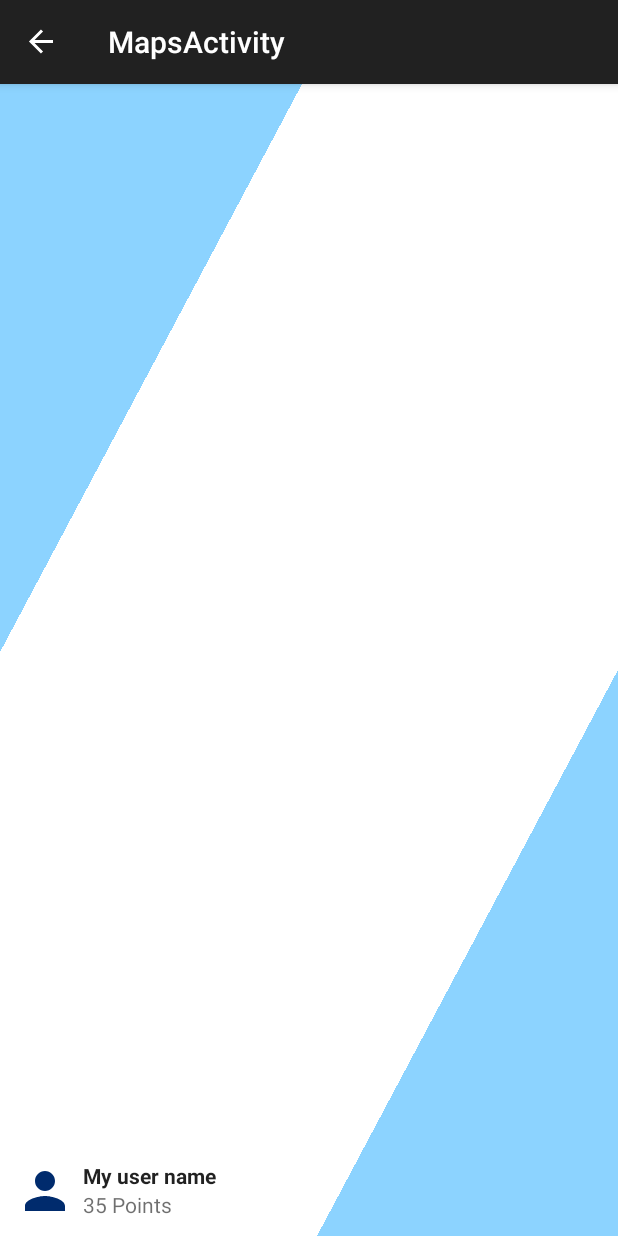
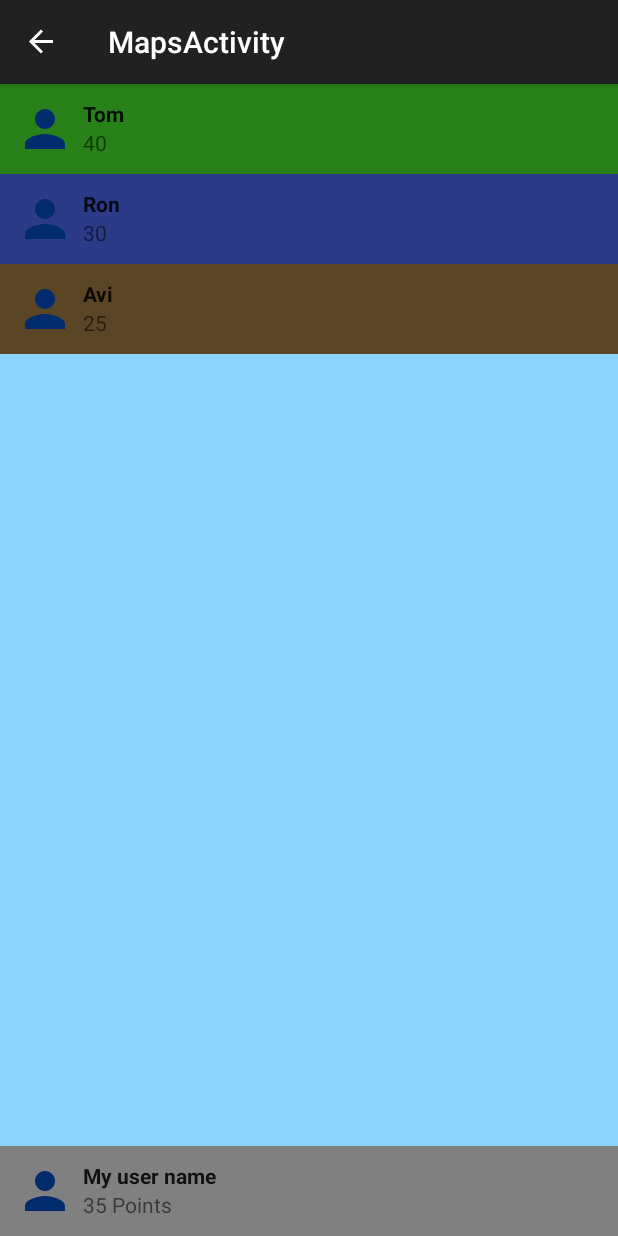
Before and after one commit to ShalevAsor/ChallengesGame, an Android app: the MapsActivity screen opened directly, with no data from a screen before it, after a tap on "Top Scores", on a phone screen of 412 x 824 dp. Run offline under Robolectric (Android 15) with nearby library versions, the phone set to English and light mode, and no system bars; our stand-ins replace Firebase (no records; nobody signed in at launch, a user with empty details on screens opened directly); libraries missing offline, so code that uses them is left out: com.google.maps.android; Roboto replaces fonts that are not available here; 2 other taps on this screen came first.

Commit message:
top scores view fixed

```diff
--- a/app/src/main/java/com/example/myapp/TopScores.kt
+++ b/app/src/main/java/com/example/myapp/TopScores.kt
@@ -5,18 +5,16 @@ import android.os.Bundle
 import android.view.LayoutInflater
 import android.view.View
 import android.view.ViewGroup
-import android.widget.RelativeLayout
 import android.widget.TextView
+import androidx.appcompat.app.AppCompatActivity
 import androidx.fragment.app.Fragment
 import androidx.recyclerview.widget.LinearLayoutManager
 import androidx.recyclerview.widget.RecyclerView
-import com.google.firebase.auth.FirebaseAuth
 import com.google.firebase.database.DataSnapshot
 import com.google.firebase.database.DatabaseError
 import com.google.firebase.database.FirebaseDatabase
 import com.google.firebase.database.ValueEventListener
-import java.util.*
-import kotlin.collections.ArrayList
+
 
 /**
  * This class represents score in the Top Scores list
@@ -53,7 +51,23 @@ class TopScores : Fragment() {
         recyclerView.adapter = topScoresAdapter
 
         /* read the scores from the database */
+        //(activity as AppCompatActivity?)!!.supportActionBar!!.hide()
         readTopScores(topScores, topScoresAdapter)
+        val firstScoreUserName = view.findViewById<TextView>(R.id.my_top_score_user_name_first_score)
+        val secondScoreUserName = view.findViewById<TextView>(R.id.my_top_score_user_name_second_score)
+        val thirdScoreUserName = view.findViewById<TextView>(R.id.my_top_score_user_name_third_score)
+        val firstScore = view.findViewById<TextView>(R.id.my_top_scores_text_first_score)
+        val secondScore = view.findViewById<TextView>(R.id.my_top_scores_text_second_score)
+        val thirdScore = view.findViewById<TextView>(R.id.my_top_scores_text_third_score)
+        //add image profile
+        //set top 3 players
+        firstScore.text = "40"
+        secondScore.text = "30"
+        thirdScore.text ="25"
+        firstScoreUserName.text = "Tom"
+        secondScoreUserName.text = "Ron"
+        thirdScoreUserName.text = "Avi"
+
         return view
     }
 
--- a/app/src/main/java/com/example/myapp/TopScoresAdapter.kt
+++ b/app/src/main/java/com/example/myapp/TopScoresAdapter.kt
@@ -15,6 +15,9 @@ import java.util.*
 /**
  * This class adapting between the topScores fragment and the view
  */
+private val FIRSTSCORE:Int = 0
+private val SECONDSCORE:Int = 1
+private val THIRDSCORE:Int = 2
 class TopScoresAdapter(
     private val mContext: Context,
     mTopScores: MutableList<TopScores>
--- a/app/src/main/res/layout/fragment_top_scores.xml
+++ b/app/src/main/res/layout/fragment_top_scores.xml
@@ -10,36 +10,169 @@
     android:background="#8CD3FF"
     tools:context=".TopScores">
 
-
-    <RelativeLayout
-        android:layout_width="369dp"
-        android:layout_height="1064dp"
-        android:background="@drawable/register_shape_background"
-        android:gravity="center"
-        android:rotation="28"
-        tools:layout_editor_absoluteX="178dp"
-        tools:layout_editor_absoluteY="-29dp"
-        app:layout_constraintBottom_toBottomOf="parent"
-        app:layout_constraintEnd_toEndOf="parent"
-        app:layout_constraintStart_toStartOf="parent"
-        app:layout_constraintTop_toTopOf="parent"/>
+<LinearLayout
+    android:layout_width="match_parent"
+    android:layout_height="180dp"
+    android:id="@+id/top_3_scores_layout"
+    app:layout_constraintBaseline_toBottomOf="parent"
+    app:layout_constraintLeft_toLeftOf="parent"
+    android:orientation="vertical"
+    app:layout_constraintRight_toRightOf="parent">
 
 
+    <LinearLayout
+        android:id="@+id/first_score_layout"
+        android:layout_width="match_parent"
+        android:layout_height="wrap_content"
+        android:background="#278118"
+        android:gravity="top"
+        android:padding="10dp"
+        android:orientation="horizontal"
+        app:layout_constraintBaseline_toBottomOf="parent"
+        app:layout_constraintLeft_toLeftOf="parent"
+        app:layout_constraintRight_toRightOf="parent">
+
+        <ImageView
+            android:id="@+id/my_top_score_user_profile_first_score"
+            android:layout_width="40dp"
+            android:layout_height="40dp"
+            android:src="@drawable/ic_person" />
+
+        <LinearLayout
+            android:layout_width="match_parent"
+            android:layout_height="wrap_content"
+            android:layout_marginStart="5dp"
+            android:orientation="vertical">
+
+
+            <TextView
+                android:id="@+id/my_top_score_user_name_first_score"
+                android:layout_width="wrap_content"
+                android:layout_height="wrap_content"
+                android:textColor="@color/common_google_signin_btn_text_light_pressed"
+                android:textStyle="bold" />
+
+
+            <TextView
+                android:id="@+id/my_top_scores_text_first_score"
+                android:layout_width="wrap_content"
+                android:layout_height="wrap_content"
+                android:maxLines="2"
+                android:textColor="@color/common_google_signin_btn_text_light" />
+
+
+        </LinearLayout>
+
+
+    </LinearLayout>
+
+    <LinearLayout
+        android:id="@+id/second_score_layout"
+        android:layout_width="match_parent"
+        android:layout_height="wrap_content"
+        android:orientation="horizontal"
+        android:background="#2C3B87"
+        android:padding="10dp"
+        app:layout_constraintBaseline_toBottomOf="@id/first_score_layout">
+
+        <ImageView
+            android:id="@+id/my_top_score_user_profile_second_score"
+            android:layout_width="40dp"
+            android:layout_height="40dp"
+            android:src="@drawable/ic_person" />
+
+        <LinearLayout
+            android:layout_width="match_parent"
+            android:layout_height="wrap_content"
+            android:layout_marginStart="5dp"
+            android:orientation="vertical">
+
+
+            <TextView
+                android:id="@+id/my_top_score_user_name_second_score"
+                android:layout_width="wrap_content"
+                android:layout_height="wrap_content"
+                android:textColor="@color/common_google_signin_btn_text_light_pressed"
+                android:textStyle="bold" />
+
+
+            <TextView
+                android:id="@+id/my_top_scores_text_second_score"
+                android:layout_width="wrap_content"
+                android:layout_height="wrap_content"
+                android:maxLines="2"
+                android:textColor="@color/common_google_signin_btn_text_light" />
+
+
+        </LinearLayout>
+
+
+    </LinearLayout>
+
+    <LinearLayout
+        android:id="@+id/third_score_layout"
+        android:layout_width="match_parent"
+        android:layout_height="wrap_content"
+        android:orientation="horizontal"
+        android:background="#5A4524"
+        android:padding="10dp"
+        app:layout_constraintBaseline_toBottomOf="@id/second_score_layout">
+
+        <ImageView
+            android:id="@+id/my_top_score_user_profile_third_score"
+            android:layout_width="40dp"
+            android:layout_height="40dp"
+            android:src="@drawable/ic_person" />
+
+        <LinearLayout
+            android:layout_width="match_parent"
+            android:layout_height="wrap_content"
+            android:layout_marginStart="5dp"
+            android:orientation="vertical">
+
+
+            <TextView
+                android:id="@+id/my_top_score_user_name_third_score"
+                android:layout_width="wrap_content"
+                android:layout_height="wrap_content"
+                android:textColor="@color/common_google_signin_btn_text_light_pressed"
+                android:textStyle="bold" />
+
+
+            <TextView
+                android:id="@+id/my_top_scores_text_third_score"
+                android:layout_width="wrap_content"
+                android:layout_height="wrap_content"
+                android:maxLines="2"
+                android:textColor="@color/common_google_signin_btn_text_light" />
+
+
+        </LinearLayout>
+
+
+    </LinearLayout>
+
+</LinearLayout>
     <androidx.recyclerview.widget.RecyclerView
         android:id="@+id/recycler_view"
         android:layout_width="match_parent"
         android:layout_height="wrap_content"
+        android:layout_marginStart="16dp"
+        android:layout_marginTop="280dp"
+
+        android:layout_marginBottom="15dp"
         app:layout_constraintBottom_toBottomOf="parent"
         app:layout_constraintStart_toStartOf="parent"
         app:layout_constraintTop_toTopOf="parent"
-        app:layout_constraintVertical_bias="0.011" />
-
+        app:layout_constraintVertical_bias="0.348" />
 
     <RelativeLayout
         android:layout_width="match_parent"
         android:layout_height="wrap_content"
         android:padding="10dp"
-        app:layout_constraintBottom_toBottomOf="parent">
+        android:id="@+id/my_score_layout"
+        app:layout_constraintBottom_toBottomOf="parent"
+        android:background="@color/Gray">
 
         <ImageView
             android:layout_width="40dp"
--- a/app/src/main/res/layout/top_scores_item.xml
+++ b/app/src/main/res/layout/top_scores_item.xml
@@ -5,11 +5,17 @@
     android:layout_height="wrap_content"
     android:padding="10dp">
 
+    <View
+        android:layout_width="wrap_content"
+        android:layout_height="1dp"
+        android:layout_centerHorizontal="true"
+        android:background="@drawable/line"/>
 
 
     <ImageView
         android:layout_width="40dp"
         android:layout_height="40dp"
+        android:layout_marginTop="15dp"
         android:src="@drawable/ic_person"
         android:id="@+id/top_score_user_profile"/>
 
@@ -17,8 +23,10 @@
         android:layout_width="match_parent"
         android:layout_height="wrap_content"
         android:layout_marginStart="5dp"
+        android:layout_marginTop="15dp"
         android:orientation="vertical"
         android:layout_toEndOf="@id/top_score_user_profile">
+
 
 
         <TextView
--- a/app/src/main/res/values/arrays.xml
+++ b/app/src/main/res/values/arrays.xml
@@ -370,6 +370,7 @@
         <item>Clicker:You have 10 seconds to click as fast as you can </item>
         <item>Logo Challenge:You have 30 seconds Pick the correct logo</item>
         <item>Tap The Number:You have 30 seconds to tap the numbers 1 to 20 in order</item>
+        <item>Guess The City:You have 30 seconds to choose the correct city</item>
     </string-array>
 
 
```
